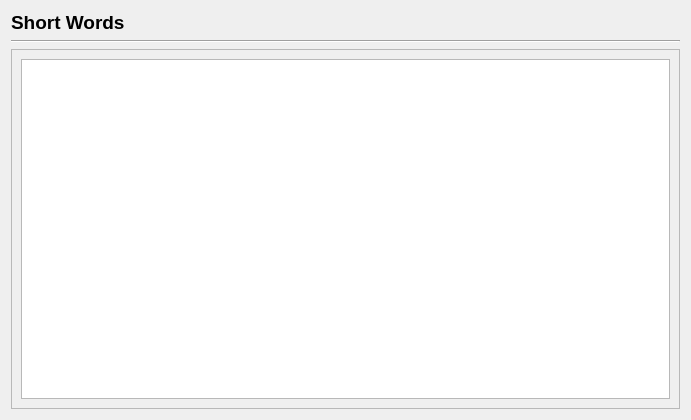
This is scribus/ui/prefs_shortwordsbase.ui in scribusproject/scribus as Qt 5 draws it before an edit. The edited form follows.
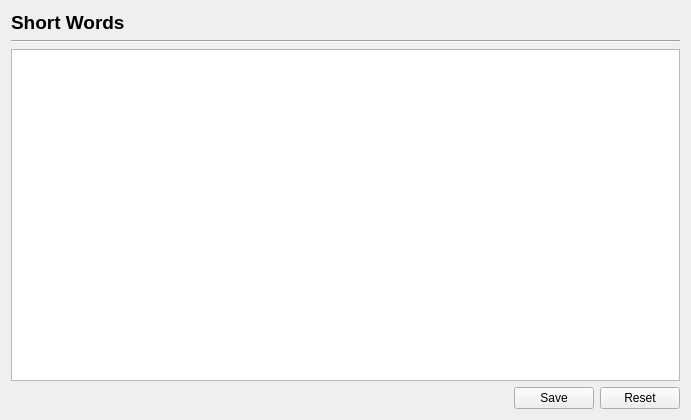
This is the edited form.

Commit message: Initial prep for plugins prefs panes

```diff
--- a/scribus/ui/prefs_shortwordsbase.ui
+++ b/scribus/ui/prefs_shortwordsbase.ui
@@ -13,7 +13,7 @@
   <property name="windowTitle">
    <string>Form</string>
   </property>
-  <layout class="QVBoxLayout" name="verticalLayout_3">
+  <layout class="QVBoxLayout" name="verticalLayout">
    <item>
     <widget class="QLabel" name="titleLabel">
      <property name="font">
@@ -36,42 +36,38 @@
     </widget>
    </item>
    <item>
-    <widget class="QScrollArea" name="scrollArea">
-     <property name="widgetResizable">
-      <bool>true</bool>
-     </property>
-     <widget class="QWidget" name="scrollAreaWidgetContents">
-      <property name="geometry">
-       <rect>
-        <x>0</x>
-        <y>0</y>
-        <width>663</width>
-        <height>349</height>
-       </rect>
-      </property>
-      <layout class="QVBoxLayout" name="verticalLayout">
-       <item>
         <widget class="QTextEdit" name="textEdit"/>
        </item>
        <item>
-        <spacer name="verticalSpacer">
+    <layout class="QHBoxLayout" name="horizontalLayout">
+     <item>
+      <spacer name="horizontalSpacer">
          <property name="orientation">
-          <enum>Qt::Vertical</enum>
-         </property>
-         <property name="sizeType">
-          <enum>QSizePolicy::Minimum</enum>
+        <enum>Qt::Horizontal</enum>
          </property>
          <property name="sizeHint" stdset="0">
           <size>
-           <width>20</width>
-           <height>0</height>
+         <width>40</width>
+         <height>20</height>
           </size>
          </property>
         </spacer>
        </item>
-      </layout>
-     </widget>
-    </widget>
+     <item>
+      <widget class="QPushButton" name="saveButton">
+       <property name="text">
+        <string>Save</string>
+       </property>
+      </widget>
+     </item>
+     <item>
+      <widget class="QPushButton" name="resetButton">
+       <property name="text">
+        <string>Reset</string>
+       </property>
+      </widget>
+     </item>
+    </layout>
    </item>
   </layout>
  </widget>
```
Lines whose indentation alone changed are shown as unchanged. The commit also changes 3 other files.
